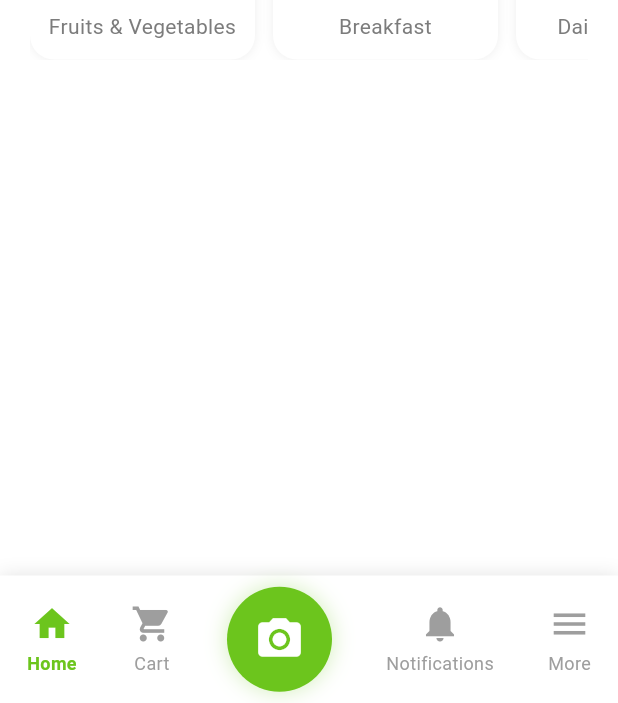
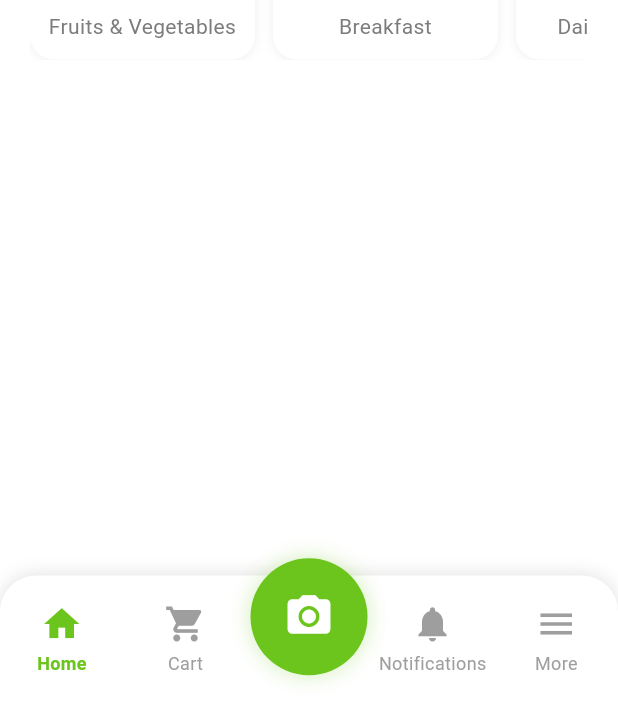
Before and after one commit to naserf11/smart-shop, a Flutter app: the HomeScreen screen opened by its route, on a phone screen of 412 x 824 dp, the part 533-1236 px from its top. Run offline on Flutter 3.47's test engine with Material 3 defaults, Android fonts, the phone set to English and light mode, and no system bars; our stand-ins replace permission_handler, supabase_flutter; missing offline and left inert: mobile_scanner; accounts and stored records are empty.

Commit message:
Fixed the nav bar

```diff
--- a/lib/main.dart
+++ b/lib/main.dart
@@ -1,5 +1,6 @@
 // Osama
 import 'package:flutter/material.dart';
+import 'package:supabase_flutter/supabase_flutter.dart';
 import 'core/app_routes.dart';
 import 'core/app_theme.dart';
 
--- a/lib/widgets/bottom_nav_bar.dart
+++ b/lib/widgets/bottom_nav_bar.dart
@@ -17,42 +17,38 @@ class BottomNavBar extends StatelessWidget {
       height: 85,
       decoration: const BoxDecoration(
         color: Colors.white,
-        boxShadow: [
-          BoxShadow(
-            color: Colors.black12,
-            blurRadius: 10,
-          ),
-        ],
+        borderRadius: BorderRadius.vertical(top: Radius.circular(24)),
+        boxShadow: [BoxShadow(color: Colors.black12, blurRadius: 10)],
       ),
       child: Row(
-        mainAxisAlignment:
-            MainAxisAlignment.spaceAround,
         children: [
-
-          _buildItem(
-            icon: Icons.home,
-            label: "Home",
-            index: 0,
+          Expanded(
+            child: _buildItem(icon: Icons.home, label: "Home", index: 0),
           ),
 
-          _buildItem(
+          Expanded(
+            child: _buildItem(
               icon: Icons.shopping_cart,
               label: "Cart",
               index: 1,
             ),
+          ),
 
-          GestureDetector(
+          Expanded(
+            child: Center(
+              child: Transform.translate(
+                offset: const Offset(0, -15),
+                child: GestureDetector(
                   onTap: () => onTap(2),
                   child: Container(
-              width: 70,
-              height: 70,
+                    width: 78,
+                    height: 78,
                     decoration: BoxDecoration(
                       color: AppColors.primary,
                       shape: BoxShape.circle,
                       boxShadow: [
                         BoxShadow(
-                    color: AppColors.primary
-                        .withValues(alpha: 0.3),
+                          color: AppColors.primary.withValues(alpha: 0.3),
                           blurRadius: 12,
                         ),
                       ],
@@ -64,17 +60,20 @@ class BottomNavBar extends StatelessWidget {
                     ),
                   ),
                 ),
+              ),
+            ),
+          ),
 
-          _buildItem(
+          Expanded(
+            child: _buildItem(
               icon: Icons.notifications,
               label: "Notifications",
               index: 3,
             ),
+          ),
 
-          _buildItem(
-            icon: Icons.menu,
-            label: "More",
-            index: 4,
+          Expanded(
+            child: _buildItem(icon: Icons.menu, label: "More", index: 4),
           ),
         ],
       ),
@@ -86,39 +85,31 @@ class BottomNavBar extends StatelessWidget {
     required String label,
     required int index,
   }) {
-    final bool isSelected =
-        currentIndex == index;
+    final bool isSelected = currentIndex == index;
 
     return GestureDetector(
       onTap: () => onTap(index),
+      child: Center(
         child: Column(
-        mainAxisAlignment:
-            MainAxisAlignment.center,
+          mainAxisSize: MainAxisSize.min,
           children: [
             Icon(
               icon,
               size: 28,
-            color: isSelected
-                ? AppColors.primary
-                : Colors.grey,
+              color: isSelected ? AppColors.primary : Colors.grey,
             ),
-
             const SizedBox(height: 4),
-
             Text(
               label,
               style: TextStyle(
                 fontSize: 12,
-              fontWeight: isSelected
-                  ? FontWeight.bold
-                  : FontWeight.normal,
-              color: isSelected
-                  ? AppColors.primary
-                  : Colors.grey,
+                fontWeight: isSelected ? FontWeight.bold : FontWeight.normal,
+                color: isSelected ? AppColors.primary : Colors.grey,
               ),
             ),
           ],
         ),
+      ),
     );
   }
 }
```
Lines whose indentation alone changed are shown as unchanged.
